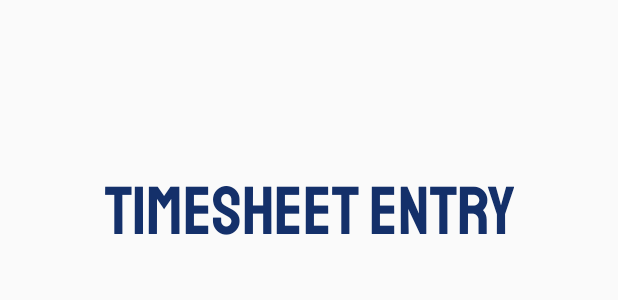
After one commit to ST10036509/PunchIn, an Android app built with Jetpack Compose: the layout activity_timesheet_creation.xml on its own in the app's theme, with its tools: preview values and no code run, on a phone screen of 412 x 824 dp. The commit adds this screen. Shown: the top 300 px of the screen. Run offline under Robolectric (Android 15) with nearby library versions, the phone set to English and light mode, and no system bars.

Commit message:
Added the 2 new layout pages for timesheet viewing and creation As well as updated the strings page to include the timesheet entry title string

```diff
--- /dev/null
+++ b/app/src/main/res/layout/activity_timesheet_creation.xml
@@ -0,0 +1,40 @@
+<?xml version="1.0" encoding="utf-8"?>
+<!--
+AUTHOR: Cameron Brooks
+CREATED: 25/04/2024
+LAST MODIFIED: 25/04/2024
+-->
+
+<!-- Page Layout -->
+<androidx.constraintlayout.widget.ConstraintLayout
+    xmlns:android="http://schemas.android.com/apk/res/android"
+    xmlns:app="http://schemas.android.com/apk/res-auto"
+    xmlns:tools="http://schemas.android.com/tools"
+    android:layout_width="match_parent"
+    android:layout_height="match_parent">
+
+    <!-- Timesheet Entry Title -->
+    <TextView
+        android:id="@+id/tv_TimesheetCreationTitle"
+        android:layout_width="wrap_content"
+        android:layout_height="wrap_content"
+        app:layout_constraintTop_toTopOf="parent"
+        app:layout_constraintLeft_toLeftOf="parent"
+        app:layout_constraintRight_toRightOf="parent"
+        android:layout_marginTop="110dp"
+        android:textAlignment="center"
+        android:fontFamily="@font/staatliches"
+        android:textSize="45sp"
+        android:textColor="@color/indigo_900"
+        android:text="@string/title_activity_timesheet_creation"/>
+
+
+
+
+
+
+
+
+
+
+</androidx.constraintlayout.widget.ConstraintLayout>
--- a/app/src/main/res/values/strings.xml
+++ b/app/src/main/res/values/strings.xml
@@ -17,4 +17,7 @@
     <string name="points">POINTS</string>
     <string name="min_goals_input_title">MINIMUM HOURS GOAL:</string>
     <string name="max_goals_input_title">MAXIMUM HOURS GOAL:</string>
+
+    <!-- Timesheet Creation Page -->
+    <string name="title_activity_timesheet_creation">Timesheet Entry</string>
 </resources>
```
Also changed, not shown: app/src/main/res/layout/activity_timesheet_view.xml (added, +29 -0 lines).
